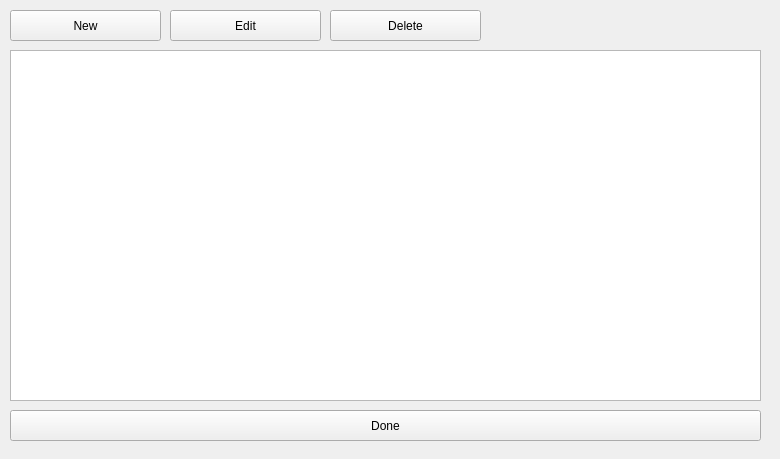
First picture: the form in Forms/ProfileManager/ProfileManagerGen3.ui, repository Admiral-Fish/PokeFinder, before the edit.
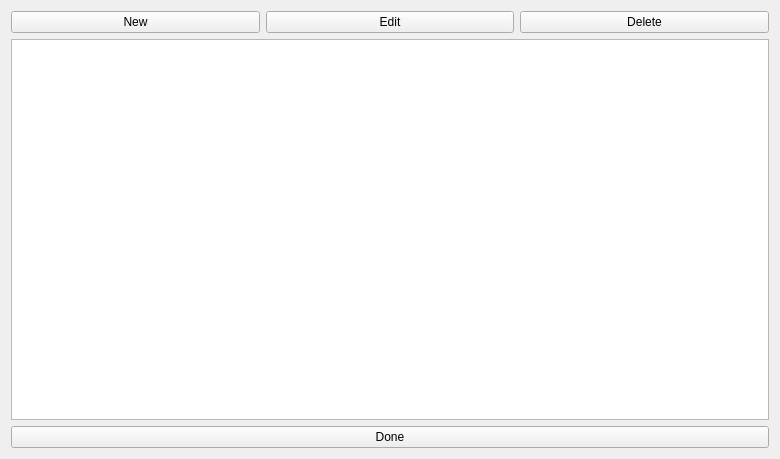
Second picture: the form after the edit.

What changed in the file:
```diff
--- a/Forms/ProfileManager/ProfileManagerGen3.ui
+++ b/Forms/ProfileManager/ProfileManagerGen3.ui
@@ -13,68 +13,39 @@
   <property name="windowTitle">
    <string>Form</string>
   </property>
+  <layout class="QGridLayout" name="gridLayout">
+   <item row="0" column="0">
   <widget class="QPushButton" name="pushButtonNew">
-   <property name="geometry">
-    <rect>
-     <x>10</x>
-     <y>10</y>
-     <width>151</width>
-     <height>31</height>
-    </rect>
-   </property>
    <property name="text">
     <string>New</string>
    </property>
   </widget>
-  <widget class="QTableView" name="tableView">
-   <property name="geometry">
-    <rect>
-     <x>10</x>
-     <y>50</y>
-     <width>751</width>
-     <height>351</height>
-    </rect>
-   </property>
-  </widget>
-  <widget class="QPushButton" name="pushButtonOk">
-   <property name="geometry">
-    <rect>
-     <x>10</x>
-     <y>410</y>
-     <width>751</width>
-     <height>31</height>
-    </rect>
-   </property>
-   <property name="text">
-    <string>Done</string>
-   </property>
-  </widget>
+   </item>
+   <item row="0" column="1">
   <widget class="QPushButton" name="pushButtonEdit">
-   <property name="geometry">
-    <rect>
-     <x>170</x>
-     <y>10</y>
-     <width>151</width>
-     <height>31</height>
-    </rect>
-   </property>
    <property name="text">
     <string>Edit</string>
    </property>
   </widget>
+   </item>
+   <item row="0" column="2">
   <widget class="QPushButton" name="pushButtonDelete">
-   <property name="geometry">
-    <rect>
-     <x>330</x>
-     <y>10</y>
-     <width>151</width>
-     <height>31</height>
-    </rect>
-   </property>
    <property name="text">
     <string>Delete</string>
    </property>
   </widget>
+   </item>
+   <item row="1" column="0" colspan="3">
+    <widget class="QTableView" name="tableView"/>
+   </item>
+   <item row="2" column="0" colspan="3">
+    <widget class="QPushButton" name="pushButtonOk">
+     <property name="text">
+      <string>Done</string>
+     </property>
+    </widget>
+   </item>
+  </layout>
  </widget>
  <resources/>
  <connections/>
```
Lines whose indentation alone changed are shown as unchanged.
